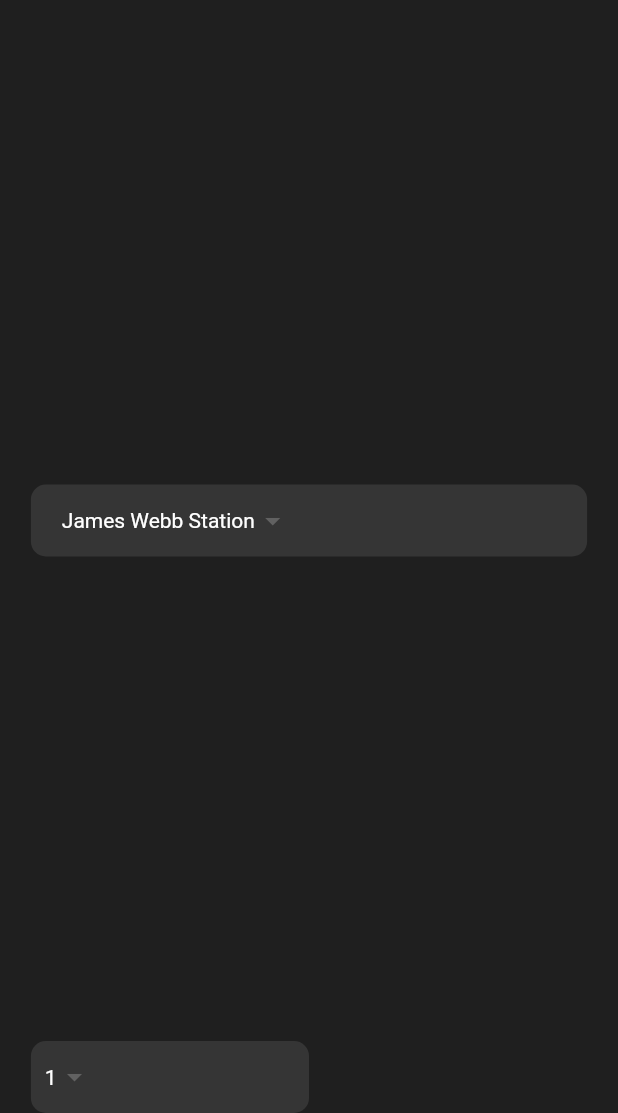
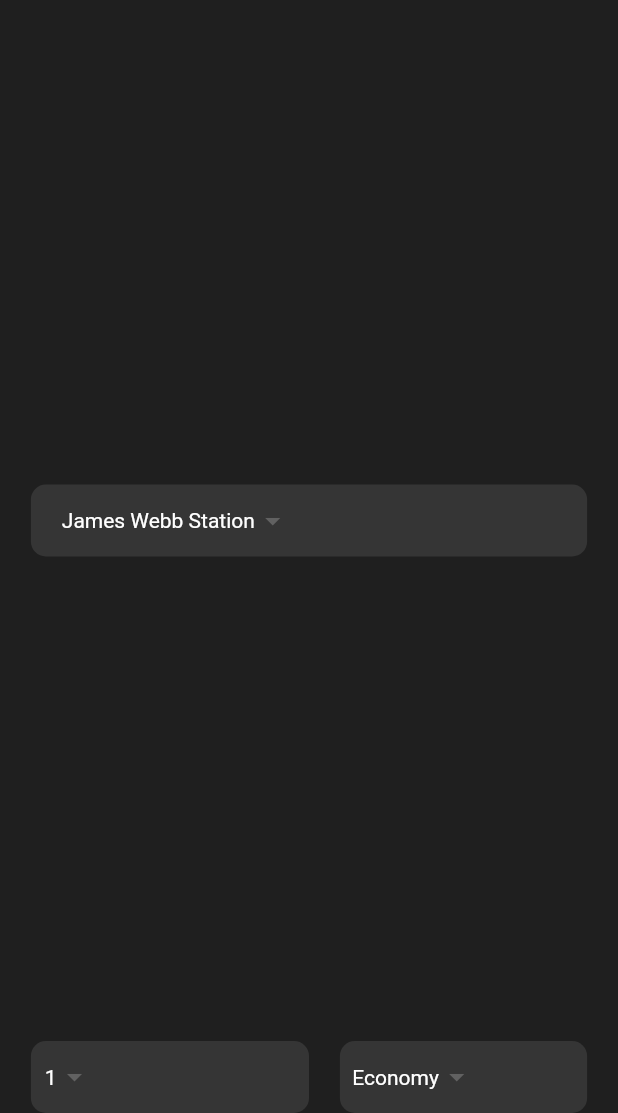
Before and after one commit to sakurakotubaki/FlutterWidget, a Flutter app: the screen it shows after launch, on a phone screen of 412 x 824 dp, the part 123-1236 px from its top. Run offline on Flutter 3.47's test engine with Material 2 defaults, Android fonts, the phone set to English and light mode, and no system bars.

```diff
--- a/lib/pages/home_page.dart
+++ b/lib/pages/home_page.dart
@@ -71,13 +71,29 @@ class HomePage extends StatelessWidget {
 
   // 旅行情報を表示する関数
   Widget _travellersInformationWidget() {
-    return CustomDropDownButtonClass(values: const [
+    return Row(
+      // ドロップダウンボタンの間にスペースを作る
+      mainAxisAlignment: MainAxisAlignment.spaceBetween,
+      mainAxisSize: MainAxisSize.max,
+      crossAxisAlignment: CrossAxisAlignment.center,
+      children: [
+        CustomDropDownButtonClass(values: const [
           '1',
           '2',
           '3',
           '4'
         ],
         width: _deviceWidth * 0.45,
+        ),
+        CustomDropDownButtonClass(values: const [
+          'Economy',
+          'Business',
+          'First',
+          'Private'
+        ],
+        width: _deviceWidth * 0.40,
+        ),
+      ],
     );
   }
 }
```
Lines whose indentation alone changed are shown as unchanged.
